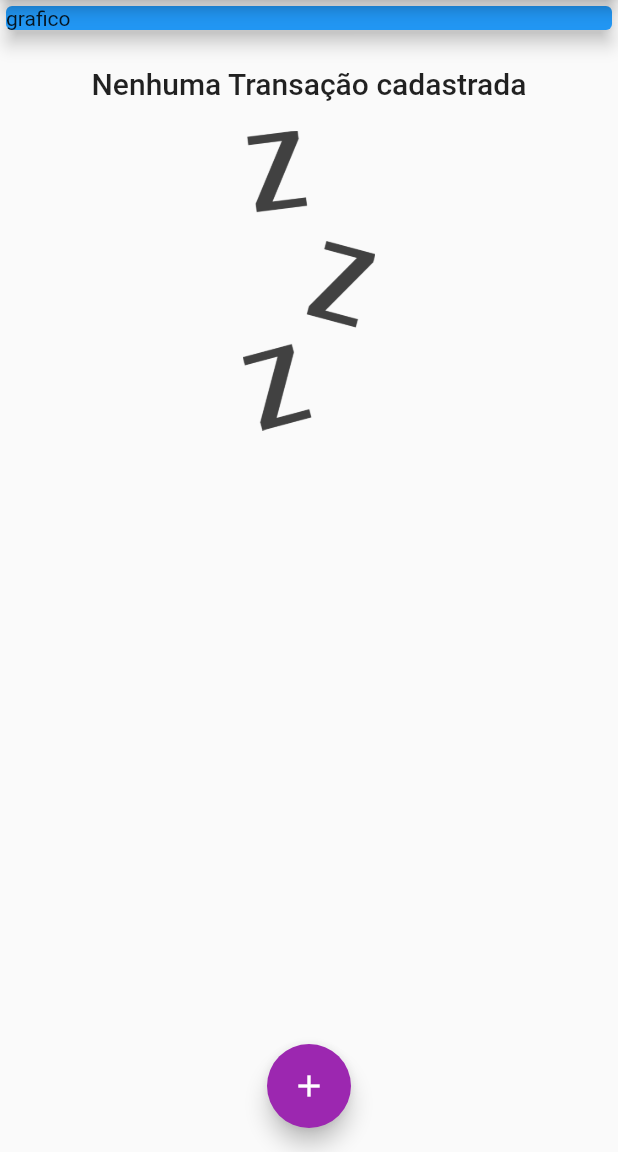
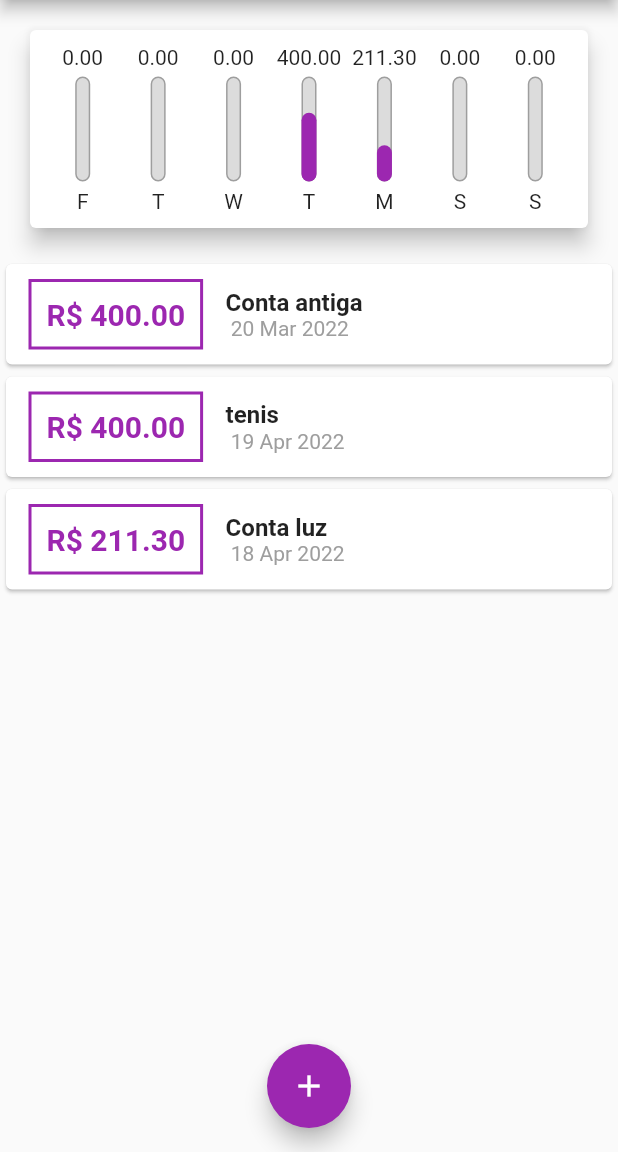
Before and after one commit to Ryan-lima13/despesas, a Flutter app: the screen it shows after launch, on a phone screen of 412 x 824 dp, the part 84-1236 px from its top. Run offline on Flutter 3.47's test engine with Material 2 defaults, Android fonts, the phone set to English and light mode, and no system bars.

Commit message:
finalizando chart

```diff
--- /dev/null
+++ b/lib/components/Chart.dart
@@ -0,0 +1,72 @@
+
+
+import '../model/Transaction.dart';
+import 'package:flutter/material.dart';
+import 'package:intl/intl.dart';
+import 'Chart_bar.dart';
+class Chart extends StatelessWidget {
+  final List<Transaction> recentTransaction;
+  Chart(this.recentTransaction);
+  List<Map<String, Object>> get groupedTransactions{
+    return List.generate(7, (index){
+      final weekDay = DateTime.now().subtract(
+        Duration(days: index )
+      );
+      double totalSum = 0.0;
+      for( var i = 0; i < recentTransaction.length; i++ ){
+        bool samDay = recentTransaction[i].date.day == weekDay.day;
+        bool samMonth = recentTransaction[i].date.month == weekDay.month;
+        bool samYear = recentTransaction[i].date.year == weekDay.year;
+        if(samDay && samMonth && samYear){
+          totalSum += recentTransaction[i].value;
+
+        }
+      }
+
+
+      return {
+        'day':DateFormat.E().format(weekDay)[0],
+        'value':totalSum,
+      };
+
+    });
+  }
+  double get _weekTotalValue{
+    return groupedTransactions.fold(0.0, (sum, tr){
+      return sum + (tr['value'] as double);
+
+    });
+
+  }
+
+
+
+  @override
+  Widget build(BuildContext context) {
+
+    return Card(
+      elevation: 6,
+      margin: EdgeInsets.all(20),
+      child: Padding(
+        padding: const EdgeInsets.all(10),
+        child: Row(
+
+          mainAxisAlignment:  MainAxisAlignment.spaceAround,
+          children:groupedTransactions.map((tr) {
+            return Flexible(
+              fit: FlexFit.tight,
+
+              child: ChartBar(
+                label: tr['day'].toString(),
+                value: (tr['value'] as double),
+                percentage: (tr['value'] as double) /_weekTotalValue,
+              ),
+            );
+
+
+          } ).toList() ,
+        ),
+      ),
+    );
+  }
+}
--- /dev/null
+++ b/lib/components/Chart_bar.dart
@@ -0,0 +1,58 @@
+import 'package:flutter/material.dart';
+
+
+class ChartBar extends StatelessWidget {
+  final String? label;
+  final double? value;
+  final double? percentage;
+
+  ChartBar({
+    this.label,
+    this.value,
+    this.percentage,
+  });
+
+  @override
+  Widget build(BuildContext context) {
+    return Column(
+      children: [
+        FittedBox(child: Text ('${value?.toStringAsFixed(2)}')),
+        SizedBox(height: 5),
+        Container(
+          height: 70,
+          width: 10,
+          child: Stack(
+            alignment: Alignment.bottomCenter ,
+            children: [
+              Container(
+                decoration: BoxDecoration(
+                  border: Border.all(
+                    color: Colors.grey,
+                    width: 1.0,
+
+                    ),
+                    color: Color.fromRGBO(220, 220, 220, 1),
+                    borderRadius: BorderRadius.circular(5)
+                  ),
+
+              ),
+              FractionallySizedBox(
+                heightFactor: percentage,
+                child: Container(
+                  decoration: BoxDecoration(
+                    color: Theme.of(context).primaryColor,
+                    borderRadius: BorderRadius.circular(5)
+
+                  ),
+                ),
+              )
+            ],
+          ),
+        ),
+        SizedBox(height: 5),
+        Text(label.toString()),
+
+      ],
+    );
+  }
+}
--- a/lib/main.dart
+++ b/lib/main.dart
@@ -1,11 +1,14 @@
+
+
 import 'package:despesas/components/transaction_form.dart';
 import 'package:despesas/components/transaction_list.dart';
 
-import 'package:despesas/model/Transaction.dart';
+import './model/Transaction.dart';
 import 'package:flutter/material.dart';
 import 'package:intl/intl.dart';
 import '../model/Transaction.dart';
 import 'dart:math';
+import 'components/Chart.dart';
 
 void main(){
   runApp(Home());
@@ -36,21 +39,36 @@ class Despesas extends StatefulWidget {
 class _DespesasState extends State<Despesas> {
 
   final List<Transaction> _transactions = [
-   // Transaction(
-    //  id: 't1',
-    //  title: 'Novo tenis de corrida',
-    //  value: 310.0,
-    //   date: DateTime.now()
-    //  ),
-    //  Transaction(
-     // id: 't2',
-    //  title: 'Conta luz',
-     // value: 211.30,
-    //   date: DateTime.now()
-    //  ),
+    Transaction(
+      id: 't0',
+      title: 'Conta antiga',
+      value: 400.0,
+       date: DateTime.now().subtract(Duration(days:33))
+    ),
+    Transaction(
+      id: 't1',
+      title: 'tenis',
+      value: 400.0,
+       date: DateTime.now().subtract(Duration(days:3))
+    ),
+      Transaction(
+      id: 't2',
+      title: 'Conta luz',
+     value: 211.30,
+      date: DateTime.now().subtract(Duration(days:4))
+      ),
 
 
   ];
+  List<Transaction> get _recentTrasanctions {
+    return _transactions .where((tr){
+      return tr.date.isAfter(DateTime.now().subtract(
+        Duration(days: 7),
+      ));
+
+    }).toList();
+  }
+
    _addTrasaction(String title, double value){
 
     final newTransaction = Transaction(
@@ -95,15 +113,8 @@ _openTransactionFormModel(BuildContext context){
           crossAxisAlignment: CrossAxisAlignment.stretch,
 
           children: [
-            Container(
+            Chart(_recentTrasanctions ),
 
-              child: Card(
-                color: Colors.blue,
-                child: Text("grafico"),
-                elevation: 5,
-
-              ),
-            ),
             TransactionList(_transactions),
 
 
```
